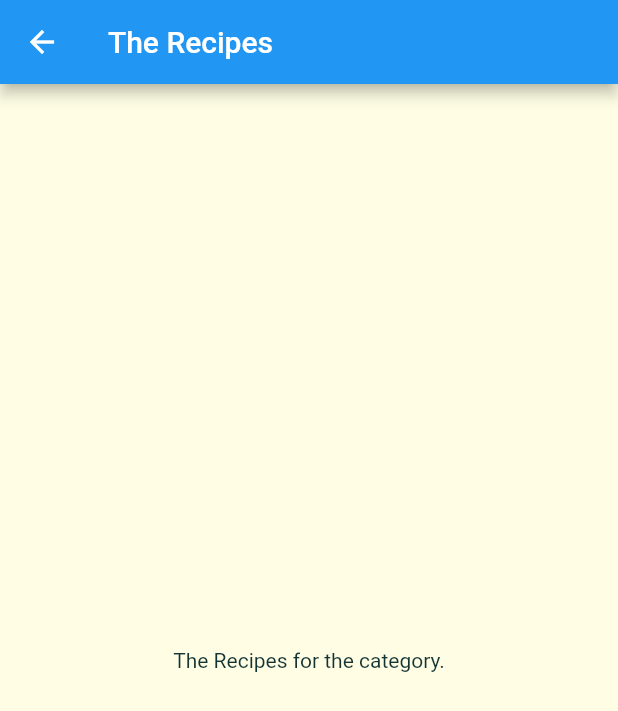
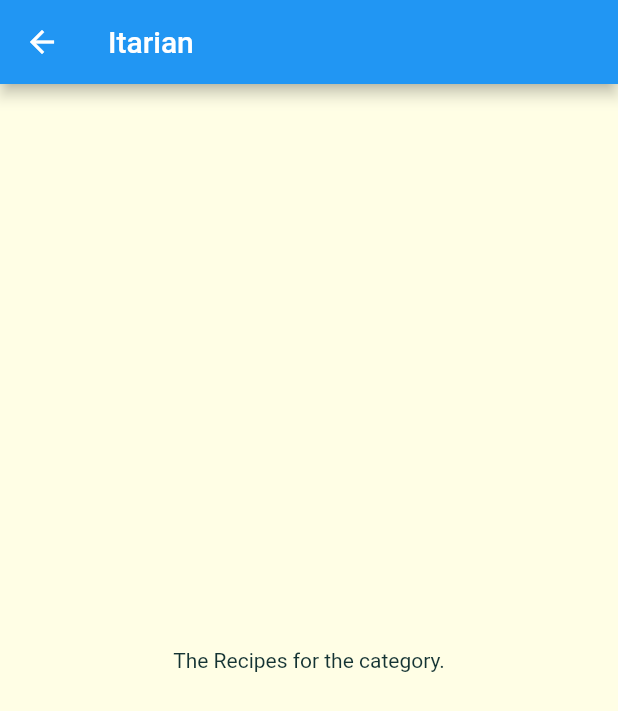
Before and after one commit to sinjikoro/meals_app, a Flutter app: the screen it shows after launch, after a tap on "Itarian", on a phone screen of 412 x 824 dp. Shown: the top 711 px of the screen. Run offline on Flutter 3.47's test engine with Material 2 defaults, Android fonts, the phone set to English and light mode, and no system bars; Roboto replaces fonts that are missing (Raleway).

Commit message:
164. Passing Data via the Constructor

```diff
--- a/lib/categories_screen.dart
+++ b/lib/categories_screen.dart
@@ -21,7 +21,7 @@ class CategoriesScreen extends StatelessWidget {
         ),
         children: DAMMY_CATRGORIES
             .map((catData) =>
-                CategoryItem(title: catData.title, color: catData.color))
+                CategoryItem(id: catData.id, title: catData.title, color: catData.color))
             .toList(),
       ),
     );
--- a/lib/category_item.dart
+++ b/lib/category_item.dart
@@ -1,17 +1,17 @@
 import 'package:flutter/material.dart';
-import 'package:meals_app/category_meals_screen.dart';
 
 import './category_meals_screen.dart';
 
 class CategoryItem extends StatelessWidget {
+  final String id;
   final String title;
   final Color color;
 
-  const CategoryItem({Key? key, required this.title, required this.color})
+  const CategoryItem({Key? key, required this.id, required this.title, required this.color})
       : super(key: key);
 
   void selectCategory(BuildContext ctx) {
-    Navigator.of(ctx).push(MaterialPageRoute(builder: (_) => const CategoryMealsScreen()));
+    Navigator.of(ctx).push(MaterialPageRoute(builder: (_) => CategoryMealsScreen(id: id, title: title,)));
   }
 
   @override
--- a/lib/category_meals_screen.dart
+++ b/lib/category_meals_screen.dart
@@ -1,12 +1,15 @@
 import 'package:flutter/material.dart';
 
 class CategoryMealsScreen extends StatelessWidget {
-  const CategoryMealsScreen({super.key});
+  final String id;
+  final String title;
+
+  const CategoryMealsScreen({super.key, required this.id, required this.title});
 
   @override
   Widget build(BuildContext context) {
     return Scaffold(
-      appBar: AppBar(title: const Text('The Recipes'),),
+      appBar: AppBar(title: Text(title),),
       body: const Center(child: Text('The Recipes for the category.')),
     );
   }
```
